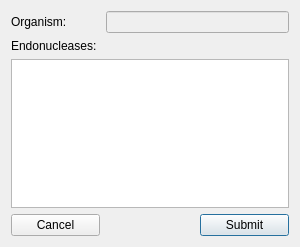
Above: co_targeting.ui from bdoze90/CASPERapp before the change. Below: the same form after it.
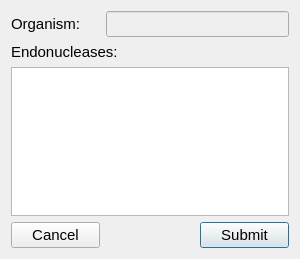
That is the form after the change.

```diff
--- a/co_targeting.ui
+++ b/co_targeting.ui
@@ -10,6 +10,11 @@
     <height>246</height>
    </rect>
   </property>
+  <property name="font">
+   <font>
+    <pointsize>11</pointsize>
+   </font>
+  </property>
   <property name="windowTitle">
    <string>Dialog</string>
   </property>
```
